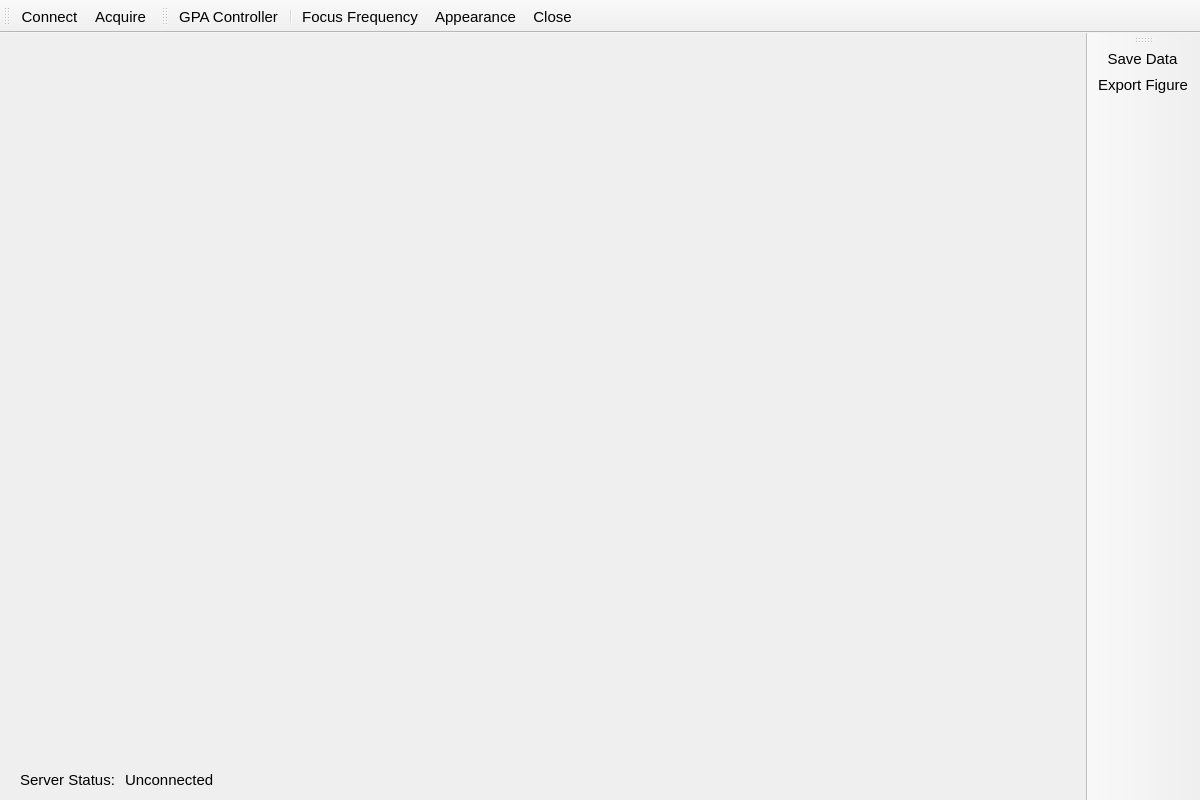
Qt form ui/mainview.ui (josalggui/MaRGE) before a commit.
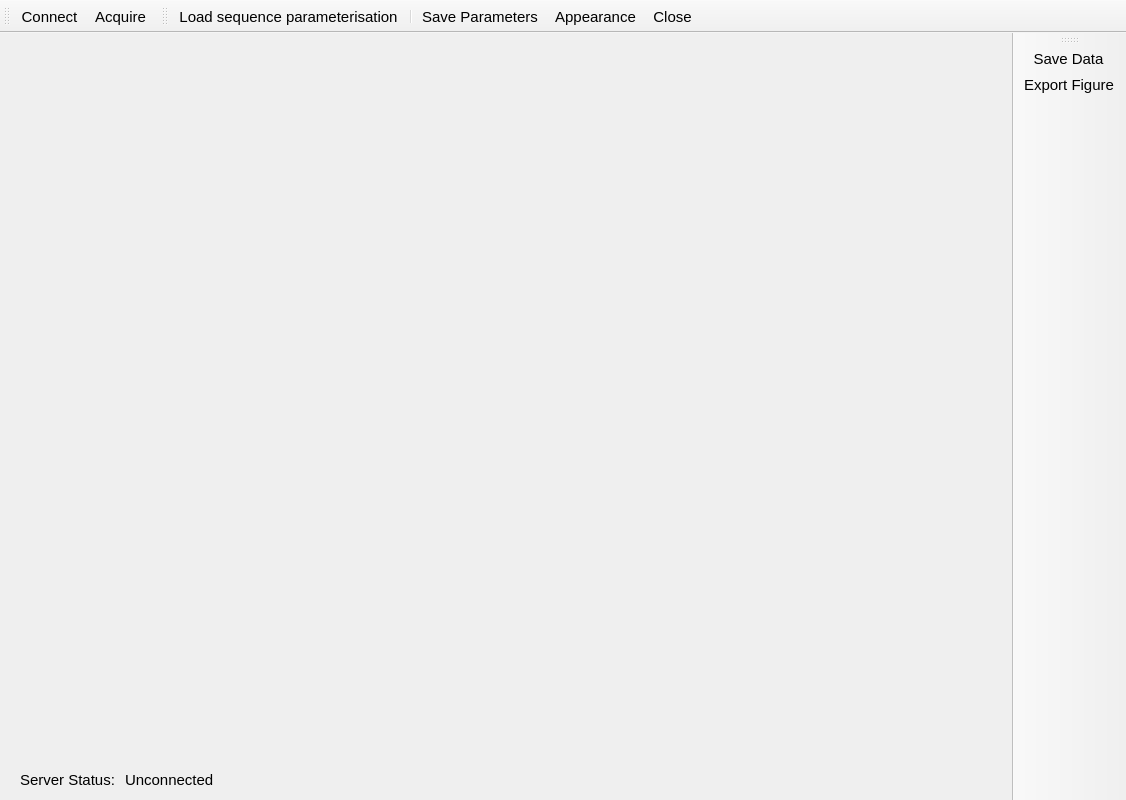
The same form after that commit. Icons and pictures are not drawn.

Diff of the .ui file:
```diff
--- a/ui/mainview.ui
+++ b/ui/mainview.ui
@@ -6,7 +6,7 @@
    <rect>
     <x>0</x>
     <y>0</y>
-    <width>1200</width>
+    <width>1126</width>
     <height>800</height>
    </rect>
   </property>
@@ -331,7 +331,7 @@
     <rect>
      <x>0</x>
      <y>0</y>
-     <width>1200</width>
+     <width>1126</width>
      <height>27</height>
     </rect>
    </property>
@@ -359,9 +359,9 @@
    <attribute name="toolBarBreak">
     <bool>false</bool>
    </attribute>
-   <addaction name="action_gpacontroller"/>
+   <addaction name="action_loadparams"/>
    <addaction name="separator"/>
-   <addaction name="action_focusfrequency"/>
+   <addaction name="action_saveparams"/>
    <addaction name="action_changeappearance"/>
    <addaction name="action_close"/>
   </widget>
@@ -438,28 +438,28 @@
     <string>Change Window Appearance</string>
    </property>
   </action>
-  <action name="action_gpacontroller">
+  <action name="action_loadparams">
    <property name="icon">
     <iconset>
      <normaloff>../resources/icons/waves.svg</normaloff>../resources/icons/waves.svg</iconset>
    </property>
    <property name="text">
-    <string>GPA Controller</string>
+    <string>Load sequence parameterisation</string>
    </property>
    <property name="toolTip">
-    <string>Open GPA Waveform observer</string>
+    <string>Load parameters of a sequence from files </string>
    </property>
   </action>
-  <action name="action_focusfrequency">
+  <action name="action_saveparams">
    <property name="icon">
     <iconset>
      <normaloff>../resources/icons/arrow-minimise.svg</normaloff>../resources/icons/arrow-minimise.svg</iconset>
    </property>
    <property name="text">
-    <string>Focus Frequency</string>
+    <string>Save Parameters</string>
    </property>
    <property name="toolTip">
-    <string>Focus Actual Larmor Frequency</string>
+    <string>Save the parameters of a sequence in a file</string>
    </property>
   </action>
   <action name="action_savedata">
```
